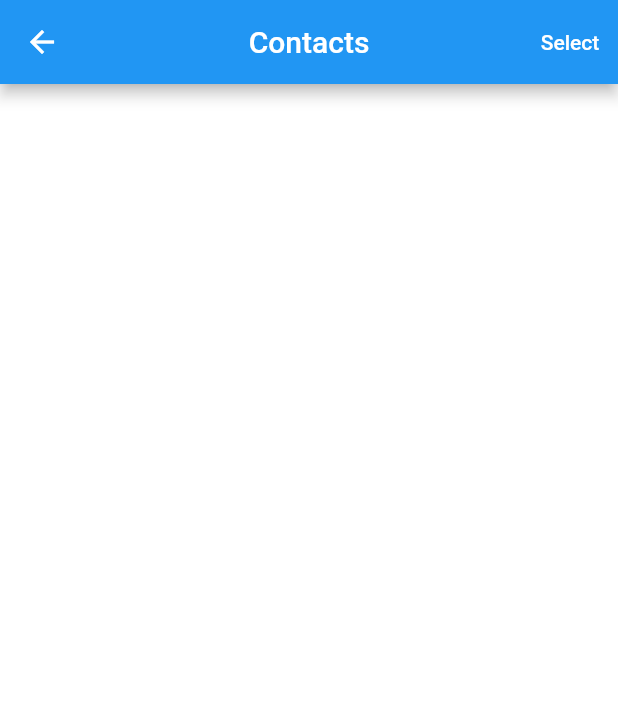
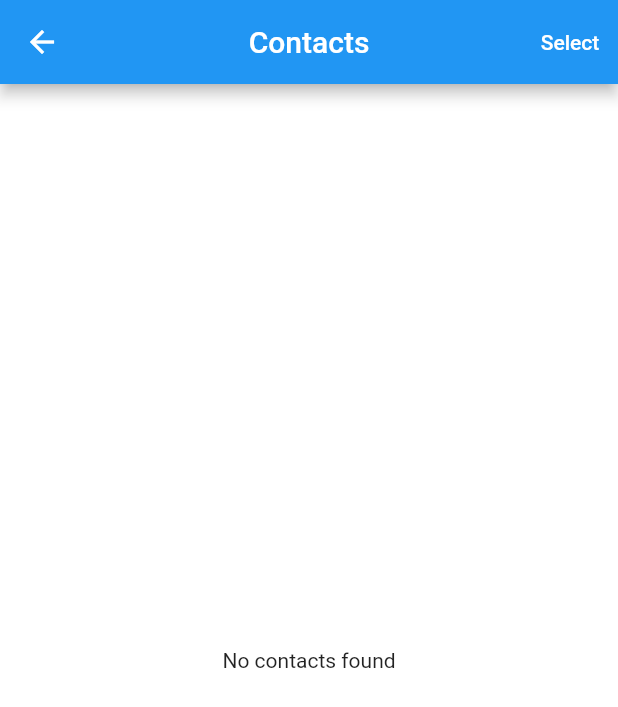
Before and after one commit to Deepak16080/prank_caller, a Flutter app: the screen it shows after launch, after a tap on "Pick a contact", on a phone screen of 412 x 824 dp. Shown: the top 707 px of the screen. Run offline on Flutter 3.47's test engine with Material 2 defaults, Android fonts, the phone set to English and light mode, and no system bars; our stand-ins replace file_picker, flutter_contacts, flutter_screenutil, get, google_fonts, just_audio; missing offline and left inert: duration_picker.

```diff
--- a/lib/components/caller_ui_page.dart
+++ b/lib/components/caller_ui_page.dart
@@ -10,6 +10,7 @@ import '../widget/waBottomButton.dart';
 class CallerProfilePage extends StatefulWidget {
   final Contact contact;
   final AppAudio audio;
+  // final AppAudio calleraudio;
 
   const CallerProfilePage({required this.contact, required this.audio, super.key});
 
@@ -18,6 +19,7 @@ class CallerProfilePage extends StatefulWidget {
 }
 
 class _CallerProfilePageState extends State<CallerProfilePage> {
+  // AppAudio? get selectedRingtone => widget.calleraudio;
   AppAudio get selectedAudio => widget.audio;
 
   @override
@@ -104,7 +106,7 @@ class _CallerProfilePageState extends State<CallerProfilePage> {
                       ontap: (
                         snack,
                       ) {},
-                      calleraudio: selectedAudio,
+                      // calleraudio: widget.calleraudio,
                       contact: widget.contact),
                 ),
               ),
--- a/lib/components/caller_voice.dart
+++ b/lib/components/caller_voice.dart
@@ -42,7 +42,6 @@ class _CallerVoiceState extends State<CallerVoice> {
                   return;
                 }
                 Navigator.pop(context, selectedringtone);
-                print(selectedringtone);
               },
               child: const Text(
                 'Select',
--- a/lib/components/contact_page.dart
+++ b/lib/components/contact_page.dart
@@ -35,15 +35,21 @@ class _ContactScreenState extends State<ContactScreen> {
 
   @override
   Widget build(BuildContext context) {
-    if (_permissionDenied) {
-      return Center(child: Text('Please give a permission to access your contacts'));
-    }
-    if (_contacts == null) return Center(child: CircularProgressIndicator());
     return Scaffold(
       backgroundColor: Colors.white,
       body: FutureBuilder<String>(
           future: DefaultAssetBundle.of(context).loadString("AssetManifest.json"),
           builder: (context, item) {
+            if (_permissionDenied) {
+              return Center(child: Text('Please give a permission to access your contacts'));
+            }
+            if (_contacts == null) {
+              return Center(
+                  child: CircularProgressIndicator(
+                color: Colors.blue,
+              ));
+            }
+            if (_contacts!.isEmpty) return Center(child: Text('No contacts found'));
             return ListView.builder(
                 itemCount: _contacts!.length,
                 itemBuilder: (context, i) {
--- /dev/null
+++ b/lib/components/splash_screen.dart
@@ -0,0 +1,53 @@
+import 'dart:async';
+
+import 'package:flutter/material.dart';
+import 'package:prank_caller/home.dart';
+import 'package:prank_caller/widget/box.dart';
+
+class Splashscreen extends StatefulWidget {
+  const Splashscreen({super.key});
+
+  @override
+  State<Splashscreen> createState() => _SplashscreenState();
+}
+
+class _SplashscreenState extends State<Splashscreen> {
+  @override
+  void initState() {
+    super.initState();
+    Timer(const Duration(seconds: 3), () {
+      Navigator.pushReplacement(context, MaterialPageRoute(builder: (context) => HomePage()));
+    });
+  }
+
+  @override
+  Widget build(BuildContext context) {
+    return Scaffold(
+      body: Container(
+        height: double.infinity,
+        width: double.infinity,
+        color: Colors.purple[10],
+        child: Column(
+          crossAxisAlignment: CrossAxisAlignment.center,
+          children: [
+            HBox(250),
+            Image.asset(
+              'assets/images/logo.png',
+              height: 200,
+              width: 200,
+            ),
+            HBox(
+              10,
+            ),
+            Text(
+              'Prank Caller',
+              style: TextStyle(fontSize: 30, fontWeight: FontWeight.bold, color: Colors.black),
+            ),
+            HBox(120),
+            CircularProgressIndicator()
+          ],
+        ),
+      ),
+    );
+  }
+}
--- a/lib/main.dart
+++ b/lib/main.dart
@@ -1,7 +1,7 @@
 import 'package:flutter/material.dart';
 import 'package:flutter_screenutil/flutter_screenutil.dart';
 import 'package:just_audio/just_audio.dart';
-import 'package:prank_caller/home.dart';
+import 'package:prank_caller/components/splash_screen.dart';
 
 void main() async {
   await ScreenUtil.ensureScreenSize();
@@ -34,7 +34,7 @@ class MyApp extends StatelessWidget {
             ),
           ),
           debugShowCheckedModeBanner: false,
-          home: HomePage()),
+          home: Splashscreen()),
     );
   }
 }
--- a/lib/models/ringtone_model_list.dart
+++ b/lib/models/ringtone_model_list.dart
@@ -1,6 +1,7 @@
 import '../utils/enums.dart';
 
 List<AppAudio> networkFiles = [
+  // phone ringtone
   AppAudio(
       path:
           'https://www.allsamsungringtones.com/download/xiaomi-redmi-note-12r-pro-ringtone/?wpdmdl=38553&refresh=64cdfba0df6181691220896',
@@ -23,7 +24,9 @@ List<AppAudio> networkFiles = [
       name: 'Apple whatsapp ringtone'),
   AppAudio(path: 'https://bestringtones.net/music/download.html?id=20723', name: 'Galaxy S3 New Ringtone'),
   AppAudio(path: 'https://bestringtones.net/music/download.html?id=20714', name: 'Door Bell Ringtone'),
-  AppAudio(path: ''),
+  AppAudio(path: 'https://bestringtones.net/music/download.html?id=20713', name: 'Nokia 3310 Ringtone'),
+
+  // song ringtone
   AppAudio(
       path:
           'https://d6cp9b00-a.akamaihd.net/downloads/ringtones/files/mp3/ram-siya-ram-siya-ram-jay-jay-ram-siya-ram-60526.mp3',
--- a/pubspec.yaml
+++ b/pubspec.yaml
@@ -47,7 +47,7 @@ dependencies:
   flutter_contacts: ^1.1.7+1
   flutter_screenutil: ^5.8.4
   path: ^1.8.3
-  call_log: ^4.0.0
+
   # keystore_generator: ^1.0.1
 
   # google_mobile_ads: ^3.0.0
```
Also changed, not shown: lib/components/pickup_ui.dart (+5 -5 lines), lib/home.dart (+47 -14 lines), lib/utils/common.dart (+11 -0 lines), lib/utils/enums.dart (+4 -3 lines), assets/images/logo.png (added), pubspec.lock, 8 other files.
